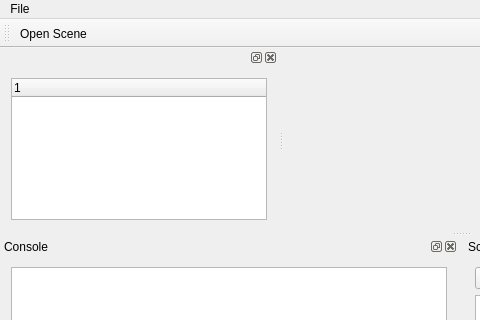
The window that Editor/NLE_Editor/mainwindow.ui (AlexandrSachkov/NonLinearEngine) describes before a commit, drawn with Qt 5; both pictures show x 0 to 480 and y 0 to 320 of the 921 by 520 pixel window.
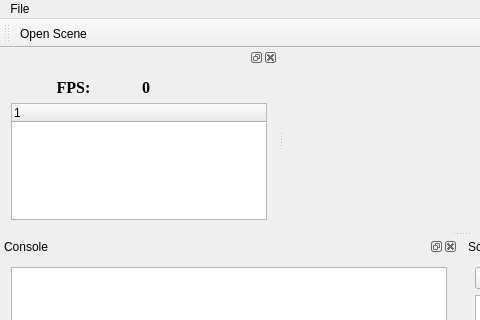
The same window after the commit.

Commit message: console window font changed and fps meter added

```diff
--- a/Editor/NLE_Editor/mainwindow.ui
+++ b/Editor/NLE_Editor/mainwindow.ui
@@ -57,6 +57,39 @@
    <widget class="QWidget" name="dockWidgetContents">
     <layout class="QGridLayout" name="gridLayout_3">
      <item row="0" column="0">
+      <widget class="QLabel" name="fpsLabel">
+       <property name="font">
+        <font>
+         <family>Times New Roman</family>
+         <pointsize>12</pointsize>
+         <weight>75</weight>
+         <bold>true</bold>
+        </font>
+       </property>
+       <property name="text">
+        <string>FPS:</string>
+       </property>
+       <property name="alignment">
+        <set>Qt::AlignCenter</set>
+       </property>
+      </widget>
+     </item>
+     <item row="0" column="1">
+      <widget class="QLabel" name="fpsDisplay">
+       <property name="font">
+        <font>
+         <family>Times New Roman</family>
+         <pointsize>12</pointsize>
+         <weight>75</weight>
+         <bold>true</bold>
+        </font>
+       </property>
+       <property name="text">
+        <string>0</string>
+       </property>
+      </widget>
+     </item>
+     <item row="1" column="0" colspan="2">
       <widget class="QTreeWidget" name="treeWidget">
        <column>
         <property name="text">
```
The commit also changes 1 other file.
